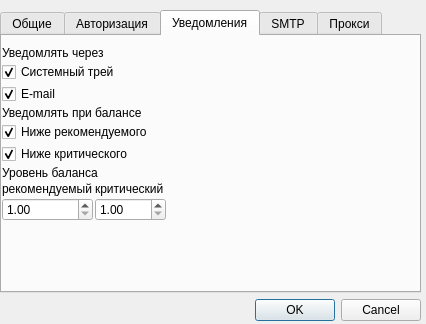
Above: settingsdialog.ui from ssbayanov/balanceManager before the change. Below: the same form after it.
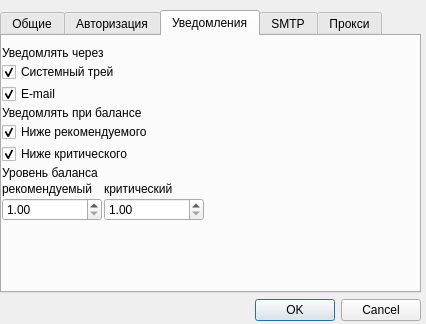
That is the form after the change. The open tabs and pages were chosen to show the change.

Patch:
```diff
--- a/settingsdialog.ui
+++ b/settingsdialog.ui
@@ -281,6 +281,18 @@
            </item>
            <item row="0" column="1">
             <widget class="QLabel" name="criticalLabel">
+             <property name="minimumSize">
+              <size>
+               <width>100</width>
+               <height>0</height>
+              </size>
+             </property>
+             <property name="maximumSize">
+              <size>
+               <width>100</width>
+               <height>16777215</height>
+              </size>
+             </property>
              <property name="text">
               <string>критический</string>
              </property>
@@ -288,6 +300,18 @@
            </item>
            <item row="0" column="0">
             <widget class="QLabel" name="warningLabel">
+             <property name="minimumSize">
+              <size>
+               <width>100</width>
+               <height>0</height>
+              </size>
+             </property>
+             <property name="maximumSize">
+              <size>
+               <width>100</width>
+               <height>16777215</height>
+              </size>
+             </property>
              <property name="text">
               <string>рекомендуемый</string>
              </property>
```
Left out of the diff: 4 changed lines with no effect on the pictures.
